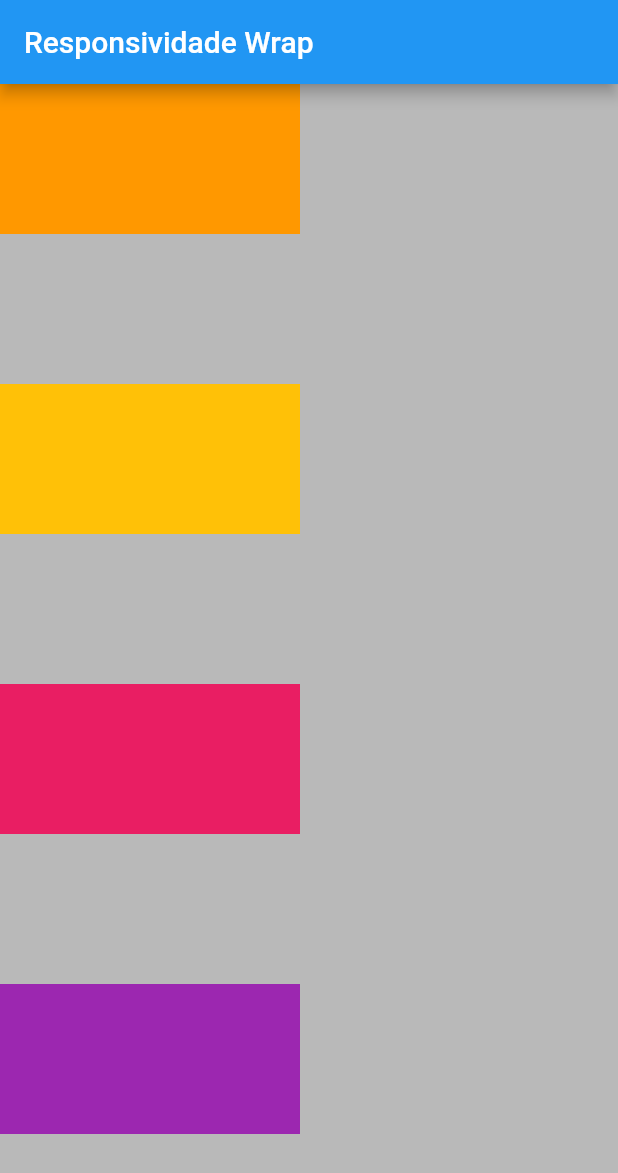
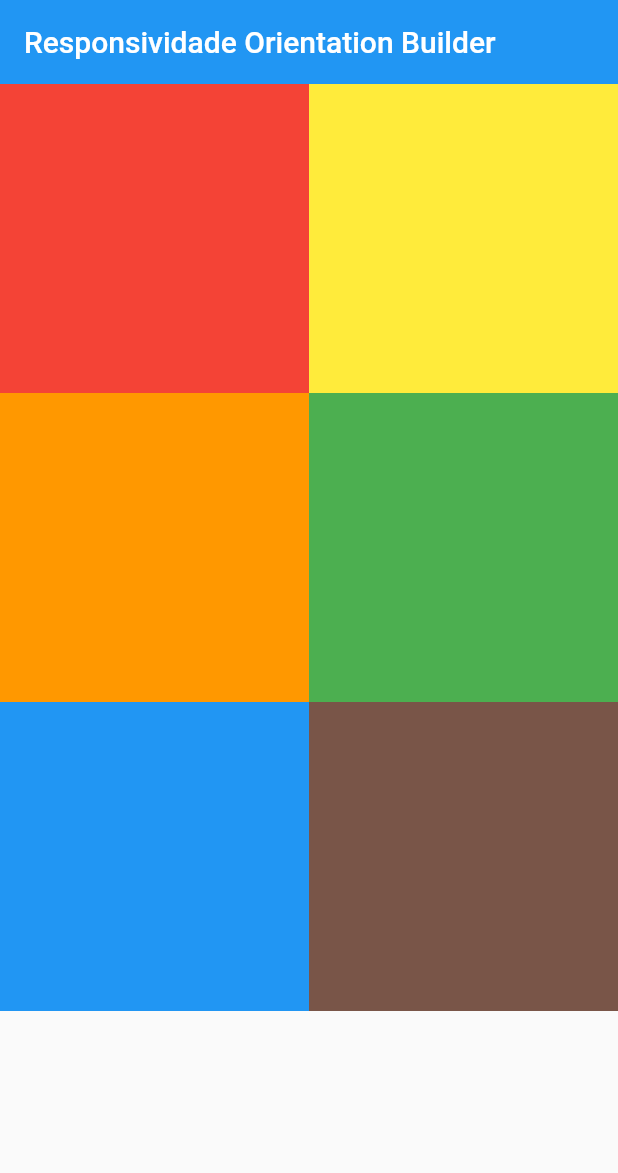
Before and after one commit to CadisRaziel/Responsividade_Flutter, a Flutter app: the screen it shows after launch, on a phone screen of 412 x 824 dp. Shown: the top 1173 px of the screen. Run offline on Flutter 3.47's test engine with Material 2 defaults, Android fonts, the phone set to English and light mode, and no system bars.

Commit message:
utilizando Orientation builder e GridView para fazer a responsividade

```diff
--- /dev/null
+++ b/lib/Page/Responsividade_orientetion_builder.dart
@@ -0,0 +1,55 @@
+import 'package:flutter/material.dart';
+
+class ResponsividadeOrientationBuilder extends StatefulWidget {
+  const ResponsividadeOrientationBuilder({
+    Key? key,
+    required this.title,
+  }) : super(key: key);
+
+  final String title;
+
+  @override
+  _ResponsividadeOrientationBuilderState createState() =>
+      _ResponsividadeOrientationBuilderState();
+}
+
+class _ResponsividadeOrientationBuilderState
+    extends State<ResponsividadeOrientationBuilder> {
+  @override
+  Widget build(BuildContext context) {
+    return Scaffold(
+      appBar: AppBar(
+        title: Text(widget.title),
+        elevation: 0,
+      ),
+      //*OrientationBuilder -> fica monitorando se o celular esta em pé ou deitado, e com isso ele se redimensiona de acordo
+      body: OrientationBuilder(
+        builder: (context, orientation) {
+          // return Container(
+          //   //* portrait -> Em pé
+          //   //* landScape -> Deitado
+          //   //* repare que podemos utilizar um ternario pra faze essa logica
+          //   child: orientation == Orientation.portrait
+          //       ? Text('Em Pé')
+          //       : Text('Deitado'),
+          // );
+
+          return GridView.count(
+            //*crossAxisCount -> quantidade de itens a serem exibido lado a lado
+            // crossAxisCount: 2,
+            //* se for portrait exibe 2 colunas, e se for landscape exibe 3 coluna
+            crossAxisCount: orientation == Orientation.portrait ? 2 : 3,
+            children: [
+              Container(color: Colors.red,),
+              Container(color: Colors.yellow,),
+              Container(color: Colors.orange),
+              Container(color: Colors.green,),
+              Container(color: Colors.blue,),
+              Container(color: Colors.brown,),
+            ],
+            );
+        },
+      ),
+    );
+  }
+}
--- a/lib/core/app_widget.dart
+++ b/lib/core/app_widget.dart
@@ -1,5 +1,5 @@
 import 'package:flutter/material.dart';
-import 'package:web/Page/Responsividade_wrap.dart';
+import 'package:web/Page/Responsividade_orientetion_builder.dart';
 
 class MyApp extends StatelessWidget {
   @override
@@ -11,7 +11,8 @@ class MyApp extends StatelessWidget {
         ),
         // home: ResponsividadeMedia(title: 'Responsividade'),
         // home: ResponsividadeRowColumn(title: 'Responsividade Column e Row'),
-        home: ResponsividadeWrap(title: 'Responsividade Wrap'),
+        // home: ResponsividadeWrap(title: 'Responsividade Wrap'),
+        home: ResponsividadeOrientationBuilder(title: 'Responsividade Orientation Builder'),
         debugShowCheckedModeBanner: false);
   }
 }
```
